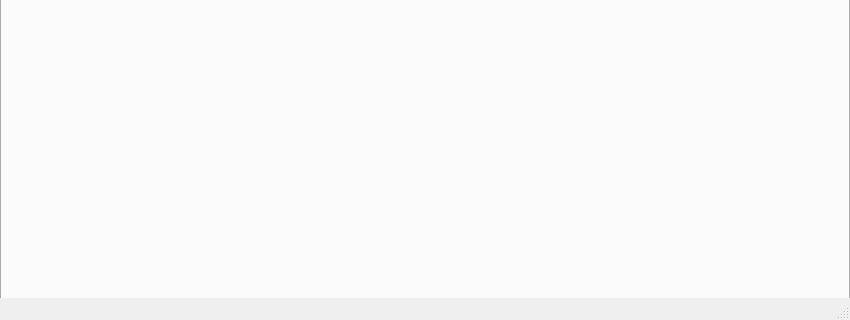
SeniorProjects-CS-Illinois/USGS2012, file main/view/mainwindow.ui: the form before one commit; both pictures show x 0 to 850 and y 280 to 600 of the 850 by 600 pixel window.
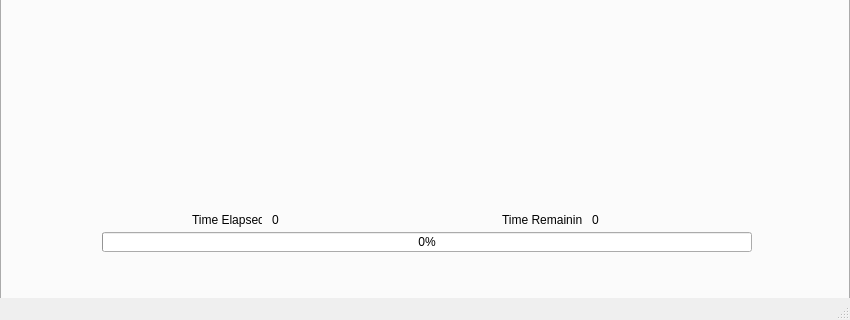
The form after the commit. The open tabs and pages were chosen to show the change.

The edit to the form file:
```diff
--- a/main/view/mainwindow.ui
+++ b/main/view/mainwindow.ui
@@ -3458,6 +3458,71 @@
      <attribute name="title">
       <string>Ouput</string>
      </attribute>
+     <widget class="QProgressBar" name="progressBar">
+      <property name="geometry">
+       <rect>
+        <x>100</x>
+        <y>450</y>
+        <width>650</width>
+        <height>20</height>
+       </rect>
+      </property>
+      <property name="value">
+       <number>0</number>
+      </property>
+     </widget>
+     <widget class="QLabel" name="labelTimeRemaining">
+      <property name="geometry">
+       <rect>
+        <x>500</x>
+        <y>430</y>
+        <width>80</width>
+        <height>15</height>
+       </rect>
+      </property>
+      <property name="text">
+       <string>Time Remaining:</string>
+      </property>
+     </widget>
+     <widget class="QLabel" name="labelTimeRemainingValue">
+      <property name="geometry">
+       <rect>
+        <x>590</x>
+        <y>430</y>
+        <width>50</width>
+        <height>15</height>
+       </rect>
+      </property>
+      <property name="text">
+       <string>0</string>
+      </property>
+     </widget>
+     <widget class="QLabel" name="labelTimeElapsedValue">
+      <property name="geometry">
+       <rect>
+        <x>270</x>
+        <y>430</y>
+        <width>50</width>
+        <height>15</height>
+       </rect>
+      </property>
+      <property name="text">
+       <string>0</string>
+      </property>
+     </widget>
+     <widget class="QLabel" name="labelTimeElapsed">
+      <property name="geometry">
+       <rect>
+        <x>190</x>
+        <y>430</y>
+        <width>70</width>
+        <height>15</height>
+       </rect>
+      </property>
+      <property name="text">
+       <string>Time Elapsed:</string>
+      </property>
+     </widget>
     </widget>
    </widget>
   </widget>
```
